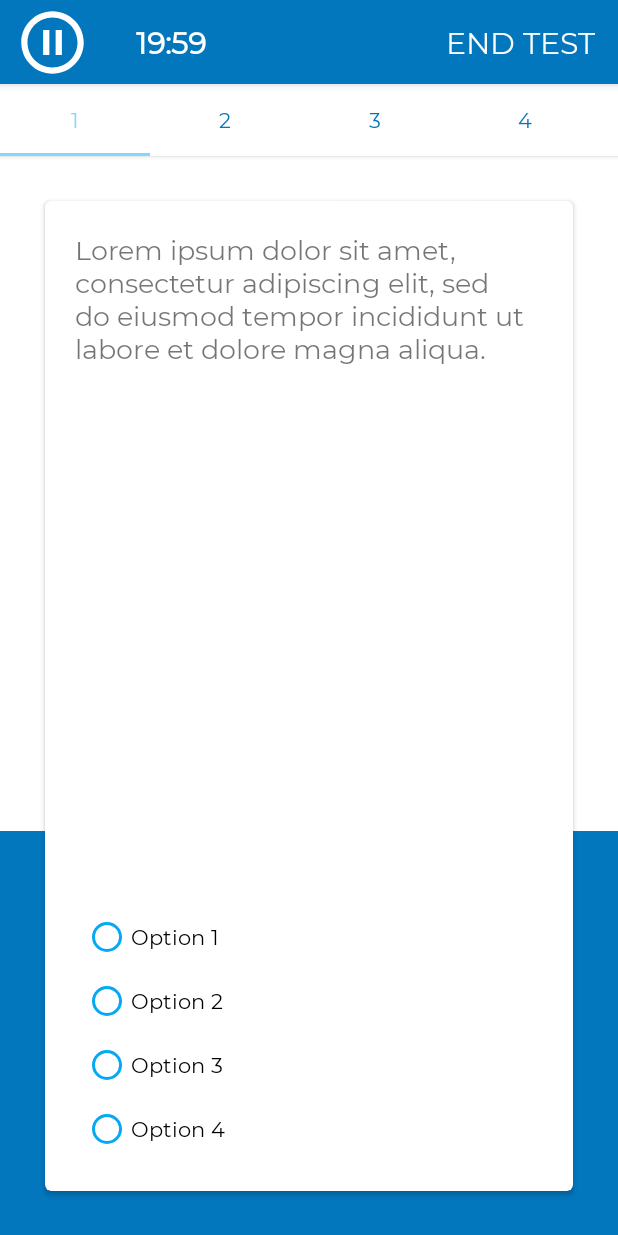
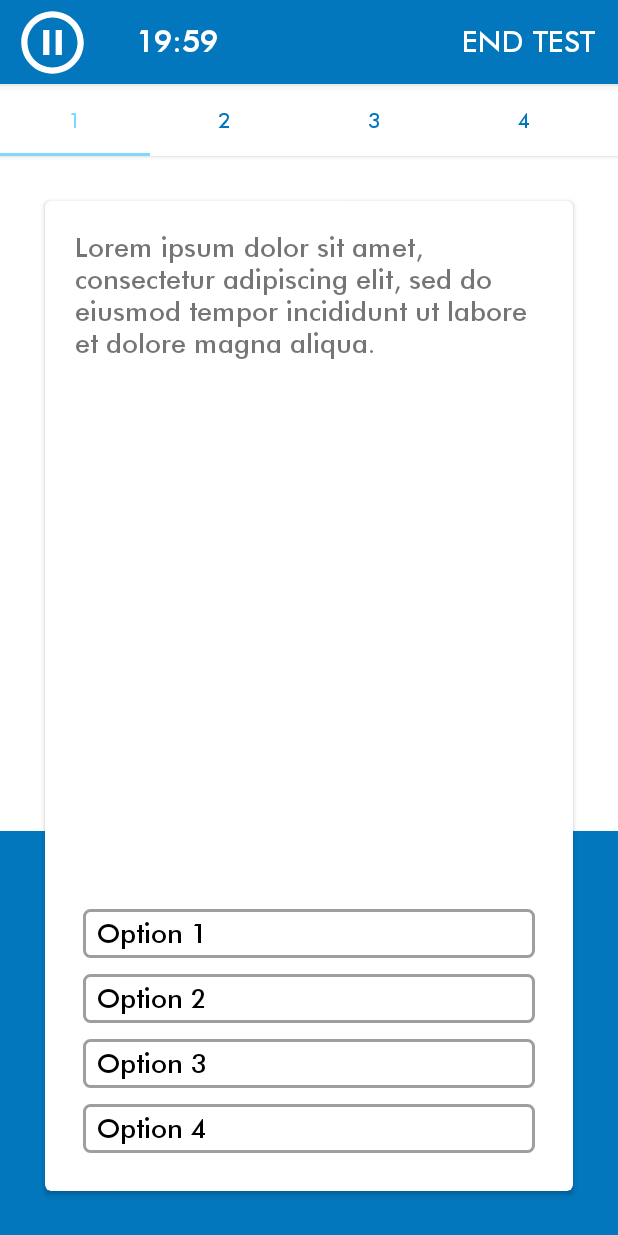
Before and after one commit to diddypod/TestApp, an Android app: the ReadyActivity screen opened directly, with no data from a screen before it, after a tap on "START TEST", on a phone screen of 412 x 824 dp. Run offline under Robolectric (Android 15) with nearby library versions, the phone set to English and light mode, and no system bars; our stand-ins replace ButterKnife.

Commit message:
More redesign

```diff
--- a/app/src/main/java/com/suchit/testapp/LandingActivity.java
+++ b/app/src/main/java/com/suchit/testapp/LandingActivity.java
@@ -27,9 +27,4 @@ public class LandingActivity extends AppCompatActivity {
         Intent intent = new Intent(this, DetailsActivity.class);
         startActivity (intent);
     }
-
-    @OnClick(R.id.view_results_button)
-    public void onResultsClicked(){
-    }
-
 }
--- /dev/null
+++ b/app/src/main/res/drawable/radio_background.xml
@@ -0,0 +1,59 @@
+<?xml version="1.0" encoding="utf-8"?>
+<selector xmlns:android="http://schemas.android.com/apk/res/android" >
+    <item
+        android:state_checked="true"
+        android:state_pressed="true">
+        <shape
+            xmlns:android="http://schemas.android.com/apk/res/android"
+            android:shape="rectangle" >
+            <corners
+                android:radius="4dp" />
+            <solid
+                android:color="@color/white" />
+            <stroke
+                android:width="2dp"
+                android:color="@color/grey" />
+        </shape>
+    </item>
+    <item
+        android:state_pressed="true">
+        <shape
+            xmlns:android="http://schemas.android.com/apk/res/android"
+            android:shape="rectangle" >
+            <corners
+                android:radius="4dp" />
+            <solid
+                android:color="@color/white" />
+            <stroke
+                android:width="2dp"
+                android:color="@color/blue" />
+        </shape>
+    </item>
+    <item
+        android:state_checked="true">
+        <shape
+            xmlns:android="http://schemas.android.com/apk/res/android"
+            android:shape="rectangle" >
+            <corners
+                android:radius="4dp" />
+            <solid
+                android:color="@color/white" />
+            <stroke
+                android:width="2dp"
+                android:color="@color/blue" />
+        </shape>
+    </item>
+    <item>
+        <shape
+            xmlns:android="http://schemas.android.com/apk/res/android"
+            android:shape="rectangle" >
+            <corners
+                android:radius="4dp" />
+            <solid
+                android:color="@color/white" />
+            <stroke
+                android:width="2dp"
+                android:color="@color/grey" />
+        </shape>
+    </item>
+</selector>
--- a/app/src/main/res/layout/fragment_login.xml
+++ b/app/src/main/res/layout/fragment_login.xml
@@ -26,8 +26,7 @@
         android:layout_height="wrap_content"
         android:layout_margin="30dp"
         app:cardCornerRadius="4dp"
-        android:layout_centerInParent="true"
-        android:animateLayoutChanges="true">
+        android:layout_centerInParent="true">
         <ScrollView
             android:layout_width="match_parent"
             android:layout_height="match_parent">
--- a/app/src/main/res/layout/fragment_question.xml
+++ b/app/src/main/res/layout/fragment_question.xml
@@ -54,29 +54,57 @@
                     android:layout_margin="10dp"
                     android:layout_alignParentBottom="true">
                     <RadioButton
+                        android:background="@drawable/radio_background"
+                        android:button="@android:color/transparent"
                         android:id="@+id/option_a"
                         android:layout_width="match_parent"
                         android:layout_height="wrap_content"
                         android:buttonTint="@color/blue"
-                        android:layout_margin="5dp"/>
+                        android:layout_margin="5dp"
+                        android:textSize="18sp"
+                        android:paddingStart="10dp"
+                        android:paddingBottom="5dp"
+                        android:paddingTop="5dp"
+                        android:paddingEnd="10dp"/>
                     <RadioButton
+                        android:background="@drawable/radio_background"
+                        android:button="@android:color/transparent"
                         android:id="@+id/option_b"
                         android:layout_width="match_parent"
                         android:layout_height="wrap_content"
                         android:buttonTint="@color/blue"
-                        android:layout_margin="5dp"/>
+                        android:layout_margin="5dp"
+                        android:textSize="18sp"
+                        android:paddingStart="10dp"
+                        android:paddingBottom="5dp"
+                        android:paddingTop="5dp"
+                        android:paddingEnd="10dp"/>
                     <RadioButton
+                        android:background="@drawable/radio_background"
+                        android:button="@android:color/transparent"
                         android:id="@+id/option_c"
                         android:layout_width="match_parent"
                         android:layout_height="wrap_content"
                         android:buttonTint="@color/blue"
-                        android:layout_margin="5dp"/>
+                        android:layout_margin="5dp"
+                        android:textSize="18sp"
+                        android:paddingStart="10dp"
+                        android:paddingBottom="5dp"
+                        android:paddingTop="5dp"
+                        android:paddingEnd="10dp"/>
                     <RadioButton
+                        android:background="@drawable/radio_background"
+                        android:button="@android:color/transparent"
                         android:id="@+id/option_d"
                         android:layout_width="match_parent"
                         android:layout_height="wrap_content"
                         android:buttonTint="@color/blue"
-                        android:layout_margin="5dp"/>
+                        android:layout_margin="5dp"
+                        android:textSize="18sp"
+                        android:paddingStart="10dp"
+                        android:paddingBottom="5dp"
+                        android:paddingTop="5dp"
+                        android:paddingEnd="10dp"/>
                 </RadioGroup>
             </RelativeLayout>
         </LinearLayout>
--- a/app/src/main/res/values/styles.xml
+++ b/app/src/main/res/values/styles.xml
@@ -9,7 +9,7 @@
         <item name="actionMenuTextColor">@color/white</item>
         <item name="colorControlNormal">@color/white</item>
         <item name="android:statusBarColor">@color/darkBlue</item>
-        <item name="android:fontFamily">@font/montserrat</item>
+        <item name="android:fontFamily">@font/futura</item>
     </style>
 
     <style name="InputLayoutTheme" parent="AppTheme">
```
Also changed, not shown: app/src/main/res/drawable/bg_button_outline.xml (+3 -12 lines), app/src/main/res/layout/activity_landing.xml (+17 -34 lines), app/src/main/res/font/futura.ttf (added), app/src/main/res/font/montserrat.ttf (deleted).
